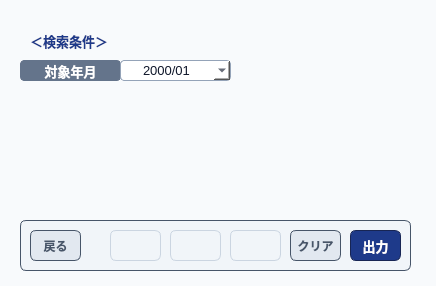
The window that app_nouhin.ui (a-shimomura-shikoku-fuji/python) describes before a commit, drawn with Qt 5.
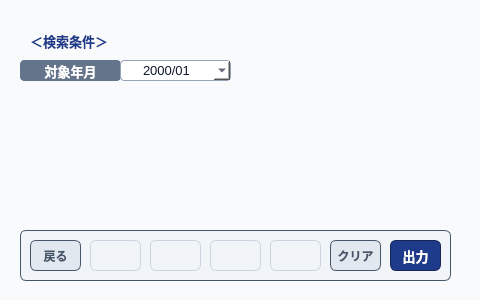
The same window after the commit.

```diff
--- a/app_nouhin.ui
+++ b/app_nouhin.ui
@@ -6,8 +6,8 @@
    <rect>
     <x>0</x>
     <y>0</y>
-    <width>436</width>
-    <height>286</height>
+    <width>480</width>
+    <height>300</height>
    </rect>
   </property>
   <property name="font">
@@ -122,8 +122,8 @@
     <property name="geometry">
      <rect>
       <x>20</x>
-      <y>220</y>
-      <width>391</width>
+      <y>230</y>
+      <width>431</width>
       <height>51</height>
      </rect>
     </property>
@@ -158,7 +158,7 @@
     <widget class="QPushButton" name="btn_excel">
      <property name="geometry">
       <rect>
-       <x>330</x>
+       <x>370</x>
        <y>10</y>
        <width>51</width>
        <height>31</height>
@@ -182,7 +182,7 @@
     <widget class="QPushButton" name="pushButton_10">
      <property name="geometry">
       <rect>
-       <x>270</x>
+       <x>310</x>
        <y>10</y>
        <width>51</width>
        <height>31</height>
@@ -205,7 +205,7 @@
     <widget class="QPushButton" name="pushButton_1">
      <property name="geometry">
       <rect>
-       <x>90</x>
+       <x>130</x>
        <y>10</y>
        <width>51</width>
        <height>31</height>
@@ -221,7 +221,7 @@
     <widget class="QPushButton" name="pushButton_3">
      <property name="geometry">
       <rect>
-       <x>150</x>
+       <x>190</x>
        <y>10</y>
        <width>51</width>
        <height>31</height>
@@ -237,7 +237,23 @@
     <widget class="QPushButton" name="pushButton_4">
      <property name="geometry">
       <rect>
-       <x>210</x>
+       <x>250</x>
+       <y>10</y>
+       <width>51</width>
+       <height>31</height>
+      </rect>
+     </property>
+     <property name="styleSheet">
+      <string notr="true">border: 1px solid #cbd5e1;</string>
+     </property>
+     <property name="text">
+      <string/>
+     </property>
+    </widget>
+    <widget class="QPushButton" name="pushButton_2">
+     <property name="geometry">
+      <rect>
+       <x>70</x>
        <y>10</y>
        <width>51</width>
        <height>31</height>
```
